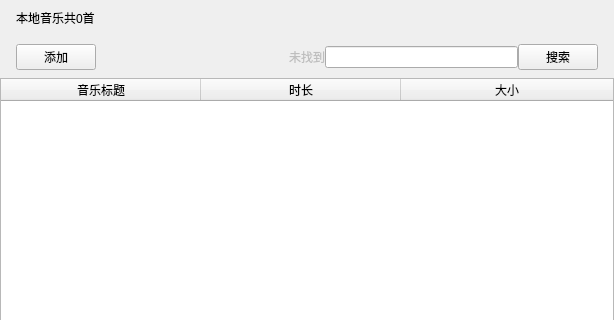
Above: scrollContentWidget/localmusicwidget.ui from tongtianli/QtMusicPlayer before the change; both pictures show x 0 to 614 and y 0 to 320 of the 614 by 497 pixel window. Below: the same form after it.
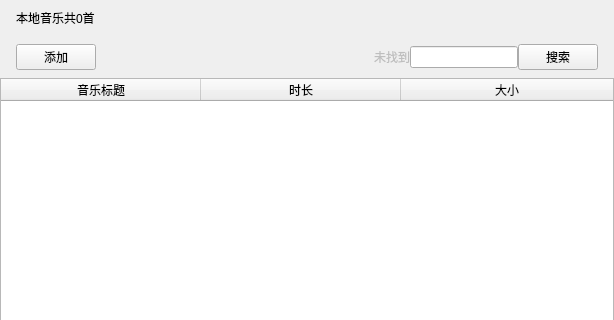
That is the form after the change. Custom widgets are drawn as their Qt base class.

```diff
--- a/scrollContentWidget/localmusicwidget.ui
+++ b/scrollContentWidget/localmusicwidget.ui
@@ -85,7 +85,7 @@
     </layout>
    </item>
    <item>
-    <layout class="QHBoxLayout" name="horizontalLayout_2">
+    <layout class="QHBoxLayout" name="horizontalLayout_2" stretch="0,1,0,0,0">
      <property name="spacing">
       <number>0</number>
      </property>
```
